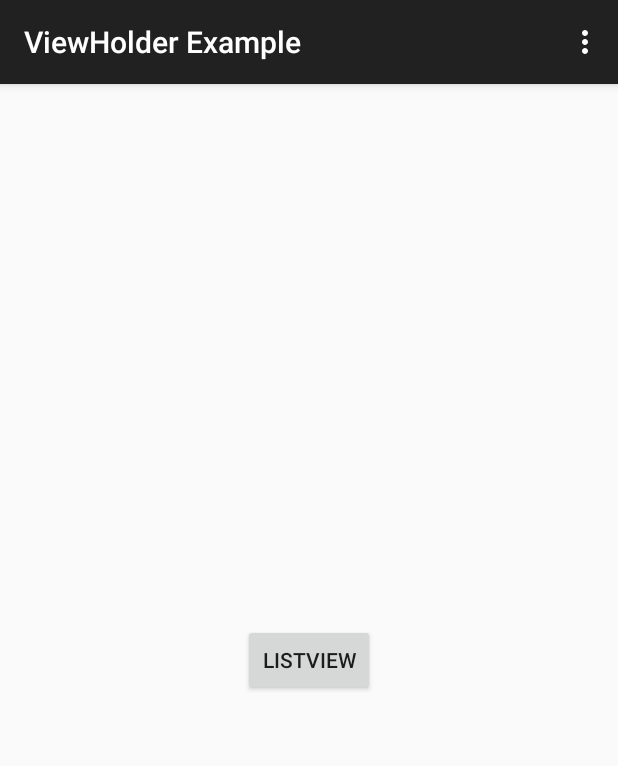
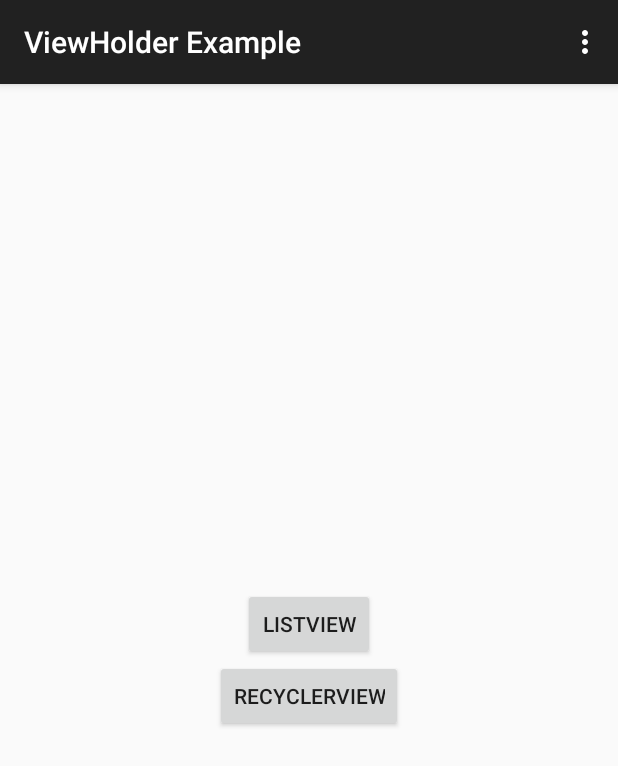
Before and after one commit to first087/Android-ViewHolder-Example, an Android app: the screen it shows after launch (MainActivity), on a phone screen of 412 x 824 dp. Shown: the top 766 px of the screen. Run offline under Robolectric (Android 15) with nearby library versions, the phone set to English and light mode, and no system bars.

Commit message:
Add Button for RecyclerView Example

```diff
--- a/app/src/main/java/com/artitk/android_viewholder_example/MainActivity.java
+++ b/app/src/main/java/com/artitk/android_viewholder_example/MainActivity.java
@@ -23,6 +23,13 @@ public class MainActivity extends AppCompatActivity {
             @Override
             public void onClick(View view) {
                 startActivity(new Intent(MainActivity.this, ListViewActivity.class));
+            }
+        });
+
+        findViewById(R.id.button_recyclerview).setOnClickListener(new View.OnClickListener() {
+            @Override
+            public void onClick(View v) {
+                // TODO: Intent to new Activity
             }
         });
     }
--- a/app/src/main/res/layout/activity_main.xml
+++ b/app/src/main/res/layout/activity_main.xml
@@ -13,6 +13,7 @@
         android:layout_height="wrap_content"
         android:layout_centerHorizontal="true"
         android:layout_centerVertical="true"
+        android:gravity="center_horizontal"
         android:orientation="vertical">
 
         <Button
@@ -21,5 +22,11 @@
             android:layout_height="wrap_content"
             android:text="@string/listview" />
 
+        <Button
+            android:id="@+id/button_recyclerview"
+            android:layout_width="wrap_content"
+            android:layout_height="wrap_content"
+            android:text="@string/recyclerview" />
+
     </LinearLayout>
 </RelativeLayout>
--- a/app/src/main/res/values/strings.xml
+++ b/app/src/main/res/values/strings.xml
@@ -6,6 +6,7 @@
     <string name="github_url">https://github.com/first087/Android-ViewHolder-Example</string>
 
     <string name="listview">ListView</string>
+    <string name="recyclerview">RecyclerView</string>
 
     <string name="lorem_long_1">Lorem ipsum dolor sit amet, consectetur adipiscing elit. Sed elementum mattis tellus sed sodales. Nam nec mi tellus. Aliquam at finibus tortor. Donec hendrerit eu erat at malesuada. Nulla tincidunt ac nunc at blandit. Nullam vitae ultrices nisl, sit amet eleifend urna. Nam rutrum risus velit, eu condimentum ipsum consectetur sed. Maecenas blandit scelerisque leo et bibendum. Fusce porta justo ut mi luctus dictum. Sed in aliquam lectus, vitae dignissim sapien. Mauris eu ultrices tellus.</string>
     <string name="lorem_long_2">Lorem ipsum dolor sit amet, consectetur adipiscing elit. Fusce mollis, metus ac pulvinar venenatis, justo ligula placerat ipsum, sit amet commodo augue mauris eu diam. Suspendisse posuere imperdiet nibh vel finibus. Fusce eget euismod tellus. Vestibulum condimentum massa a elit faucibus rhoncus. Aenean urna diam, dictum eu suscipit ut, sollicitudin et arcu. Interdum et malesuada fames ac ante ipsum primis in faucibus. Sed congue est massa, quis tempor nunc finibus nec. Aenean laoreet laoreet velit in rhoncus. Integer vel nibh lectus. Nulla ut neque eu metus imperdiet fermentum. Phasellus commodo est at varius suscipit. Donec vitae justo non tellus ultrices vulputate. Maecenas consequat elit et fringilla molestie.</string>
```
